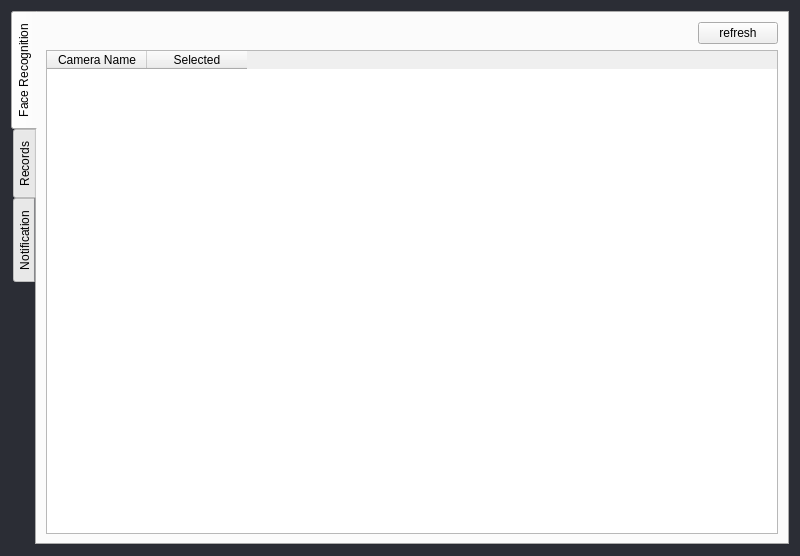
elmhadji/AccessController, file custom_widgets/setting/Setting.ui: the form before one commit.
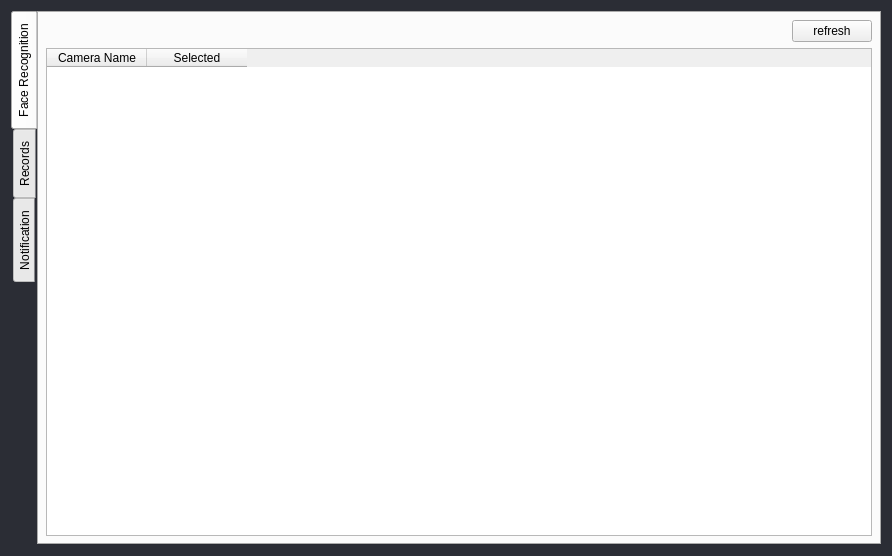
The form after the commit. The open tabs and pages were chosen to show the change.

The edit to the form file:
```diff
--- a/custom_widgets/setting/Setting.ui
+++ b/custom_widgets/setting/Setting.ui
@@ -6,7 +6,7 @@
    <rect>
     <x>0</x>
     <y>0</y>
-    <width>800</width>
+    <width>892</width>
     <height>556</height>
    </rect>
   </property>
@@ -25,6 +25,10 @@
 #Setting QLabel {
 	color:rgb(189, 189, 189);
 
+}
+QTabWidget{
+
+border-radius: 10px 0px 0px 40px; /* bottom-left, bottom-right, top-right, top-left */
 }</string>
   </property>
   <layout class="QVBoxLayout" name="verticalLayout_2">
```
Left out of the diff: 2 changed lines with no effect on the pictures.
